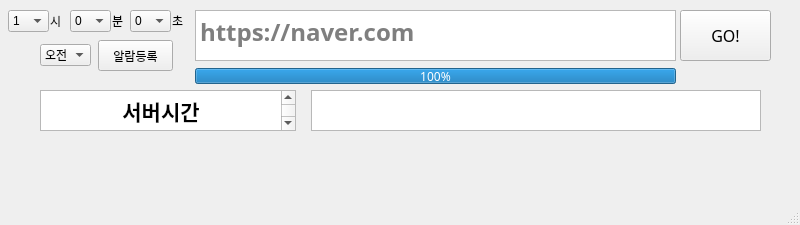
Above: ui/severtimeUI.ui from lani009/server_time before the change. Below: the same form after it.
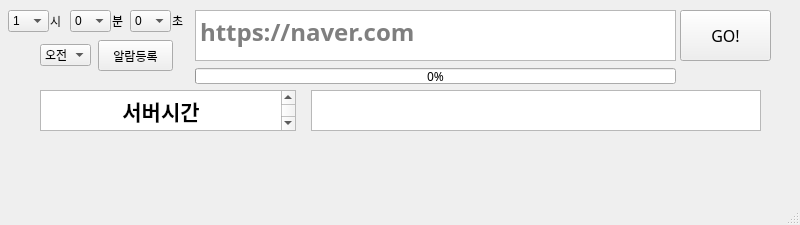
That is the form after the change.

Commit message: fix: Noon Alarm

```diff
--- a/ui/severtimeUI.ui
+++ b/ui/severtimeUI.ui
@@ -180,7 +180,7 @@
      </font>
     </property>
     <property name="value">
-     <number>100</number>
+     <number>0</number>
     </property>
    </widget>
    <widget class="QPushButton" name="pushButton">
```
Left out of the diff: 7 changed lines with no effect on the pictures. The commit also changes 1 other file.
